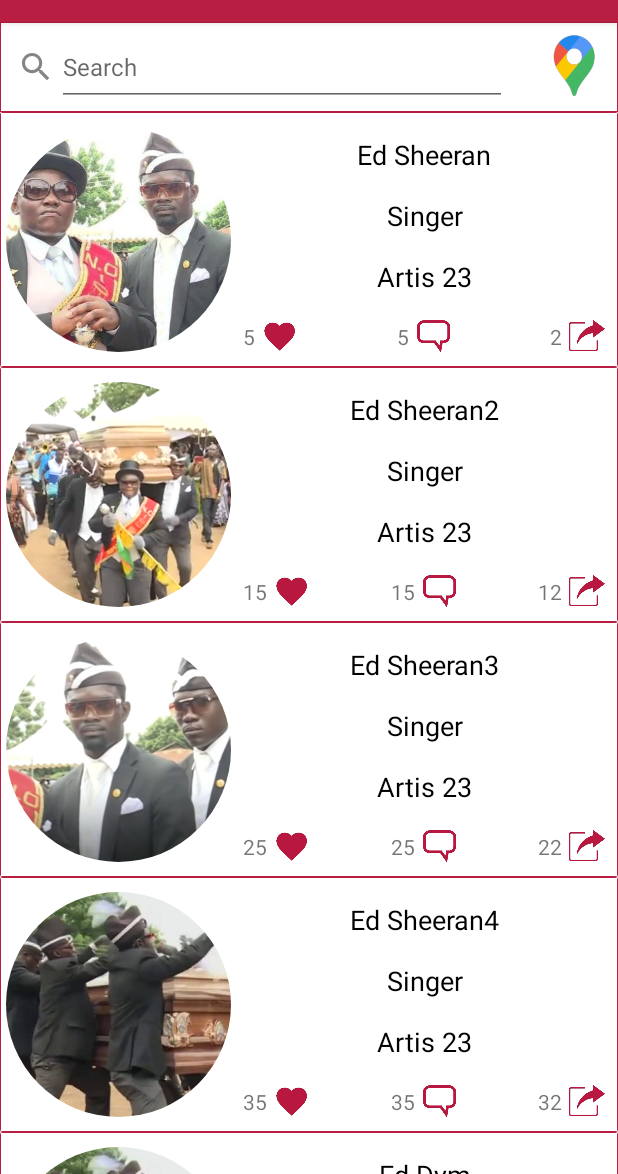
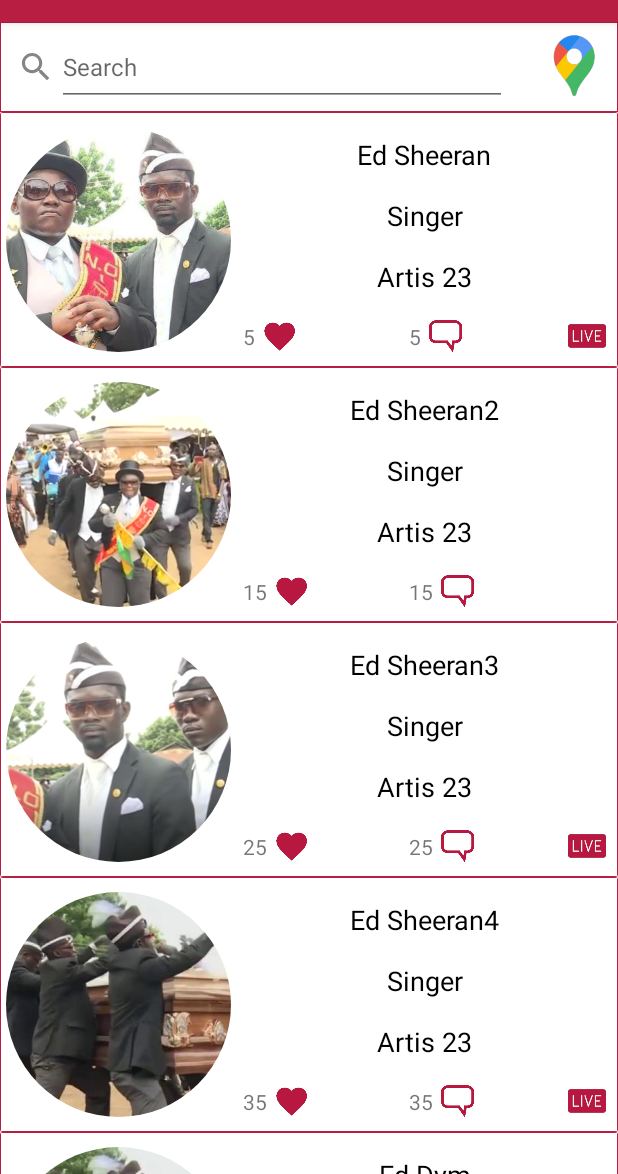
Before and after one commit to GeorgeFotopoulos/Urban-Arts, an Android app: the Feed screen opened directly, with no data from a screen before it, on a phone screen of 412 x 824 dp, the part 62-1236 px from its top. Run offline under Robolectric (Android 15) with nearby library versions, the phone set to English and light mode, and no system bars; plain views replace CircularImageView.

Commit message:
Fixed card items, live feed

```diff
--- a/app/src/main/java/com/aueb/urbanarts/Adapter.java
+++ b/app/src/main/java/com/aueb/urbanarts/Adapter.java
@@ -36,9 +36,11 @@ public class Adapter extends RecyclerView.Adapter<Adapter.myViewHolder> {
         holder.artistName.setText(mData.get(position).getArtistName());
         holder.eventType.setText(mData.get(position).getEventType());
         holder.address.setText(mData.get(position).getAddress());
-        holder.likeCount.setText(mData.get(position).getLikeCount()+"");
-        holder.commentCount.setText(mData.get(position).getCommentCount()+"");
-        holder.shareCount.setText(mData.get(position).getShareCount()+"");
+        holder.likeCount.setText(mData.get(position).getLikeCount() + "");
+        holder.commentCount.setText(mData.get(position).getCommentCount() + "");
+        if (mData.get(position).getLiveEvent()) {
+            holder.liveImage.setVisibility(View.VISIBLE);
+        }
     }
 
     @Override
@@ -47,21 +49,21 @@ public class Adapter extends RecyclerView.Adapter<Adapter.myViewHolder> {
     }
 
     public class myViewHolder extends RecyclerView.ViewHolder {
-        ImageView profilePhoto, likeImage, commentImage, shareImage;
-        TextView artistName, eventType, address, likeCount, commentCount, shareCount;
+        ImageView profilePhoto, likeImage, commentImage, shareImage, liveImage;
+        TextView artistName, eventType, address, likeCount, commentCount;
 
         public myViewHolder(View itemView) {
             super(itemView);
             profilePhoto = itemView.findViewById(R.id.profilePhoto);
             likeImage = itemView.findViewById(R.id.likeImage);
             commentImage = itemView.findViewById(R.id.commentImage);
-            shareImage = itemView.findViewById(R.id.shareImage);
+            shareImage = itemView.findViewById(R.id.liveImage);
             artistName = itemView.findViewById(R.id.artistName);
             eventType = itemView.findViewById(R.id.eventType);
             address = itemView.findViewById(R.id.address);
             likeCount = itemView.findViewById(R.id.likeCount);
             commentCount = itemView.findViewById(R.id.commentCount);
-            shareCount = itemView.findViewById(R.id.shareCount);
+            liveImage = itemView.findViewById(R.id.liveImage);
         }
     }
 }
--- a/app/src/main/java/com/aueb/urbanarts/Feed.java
+++ b/app/src/main/java/com/aueb/urbanarts/Feed.java
@@ -19,12 +19,12 @@ public class Feed extends AppCompatActivity {
         RecyclerView recyclerView = findViewById(R.id.recyclerView);
         List<item> mList = new ArrayList<>();
         Adapter adapter = new Adapter(this, mList);
-        mList.add(new item(R.drawable.artist_ex, "Ed Sheeran", "Singer", "Artis 23", 5, 5, 2));
-        mList.add(new item(R.drawable.artist_image_1, "Ed Sheeran2", "Singer", "Artis 23", 15, 15, 12));
-        mList.add(new item(R.drawable.artist_image_2, "Ed Sheeran3", "Singer", "Artis 23", 25, 25, 22));
-        mList.add(new item(R.drawable.artist_image_3, "Ed Sheeran4", "Singer", "Artis 23", 35, 35, 32));
-        mList.add(new item(R.drawable.artist_image_3, "Ed Dym", "Singer", "Artis 24", 45, 45, 42));
-        mList.add(new item(R.drawable.artist_image_3, "Pan Ntym", "Singer", "Artis 24", 55, 55, 52));
+        mList.add(new item(R.drawable.artist_ex, "Ed Sheeran", "Singer", "Artis 23", 5, 5, true));
+        mList.add(new item(R.drawable.artist_image_1, "Ed Sheeran2", "Singer", "Artis 23", 15, 15, false));
+        mList.add(new item(R.drawable.artist_image_2, "Ed Sheeran3", "Singer", "Artis 23", 25, 25, true));
+        mList.add(new item(R.drawable.artist_image_3, "Ed Sheeran4", "Singer", "Artis 23", 35, 35, true));
+        mList.add(new item(R.drawable.artist_image_3, "Ed Dym", "Singer", "Artis 24", 45, 45, false));
+        mList.add(new item(R.drawable.artist_image_3, "Pan Ntym", "Singer", "Artis 24", 55, 55, false));
 
         recyclerView.setAdapter(adapter);
         recyclerView.setLayoutManager(new LinearLayoutManager(this));
--- a/app/src/main/java/com/aueb/urbanarts/HomePage.java
+++ b/app/src/main/java/com/aueb/urbanarts/HomePage.java
@@ -32,7 +32,6 @@ public class HomePage extends AppCompatActivity {
                 @Override
                 public void onClick(View v) {
                     mAuth.signOut();
-                    // kane log out
                     Intent myIntent = new Intent(HomePage.this, HomePage.class);
                     HomePage.this.startActivity(myIntent);
                 }
@@ -56,7 +55,6 @@ public class HomePage extends AppCompatActivity {
             register.setOnClickListener(new View.OnClickListener() {
                 @Override
                 public void onClick(View v) {
-                    // Stelne me sto EditAccountActivity
                      Intent myIntent = new Intent(HomePage.this, EditAccountActivity.class);
                      startActivity(myIntent);
                 }
--- a/app/src/main/java/com/aueb/urbanarts/item.java
+++ b/app/src/main/java/com/aueb/urbanarts/item.java
@@ -1,8 +1,9 @@
 package com.aueb.urbanarts;
 
 public class item {
-    int profilePhoto, likeCount, commentCount, shareCount;
+    int profilePhoto, likeCount, commentCount;
     String artistName, eventType, address;
+    boolean liveEvent;
 
     public item() {
 
@@ -15,7 +16,7 @@ public class item {
         this.address = item.address;
         this.likeCount = item.likeCount;
         this.commentCount = item.commentCount;
-        this.shareCount = item.shareCount;
+        this.liveEvent = item.liveEvent;
     }
 
     public item(int profilePhoto, String artistName, String eventType, String address) {
@@ -25,17 +26,17 @@ public class item {
         this.address = address;
         this.likeCount = 0;
         this.commentCount = 0;
-        this.shareCount = 0;
+        this.liveEvent = true;
     }
 
-    public item(int profilePhoto, String artistName, String eventType, String address, int likeCount, int commentCount, int shareCount) {
+    public item(int profilePhoto, String artistName, String eventType, String address, int likeCount, int commentCount, boolean liveEvent) {
         this.profilePhoto = profilePhoto;
         this.artistName = artistName;
         this.eventType = eventType;
         this.address = address;
         this.likeCount = likeCount;
         this.commentCount = commentCount;
-        this.shareCount = shareCount;
+        this.liveEvent = liveEvent;
     }
 
     public int getProfilePhoto() {
@@ -62,8 +63,8 @@ public class item {
         return this.commentCount;
     }
 
-    public int getShareCount() {
-        return this.shareCount;
+    public boolean getLiveEvent() {
+        return this.liveEvent;
     }
 
     public void setProfilePhoto(int profilePhoto) {
@@ -78,8 +79,8 @@ public class item {
         this.commentCount = commentCount;
     }
 
-    public void setShareCount(int shareCount) {
-        this.shareCount = shareCount;
+    public void setLiveEvent(boolean liveEvent) {
+        this.liveEvent = liveEvent;
     }
 
     public void setArtistName(String artistName) {
--- a/app/src/main/res/layout/activity_log_in.xml
+++ b/app/src/main/res/layout/activity_log_in.xml
@@ -105,11 +105,9 @@
                 android:id="@+id/noAccount"
                 android:layout_width="wrap_content"
                 android:layout_height="wrap_content"
-                android:layout_marginStart="16dp"
-                android:layout_marginLeft="16dp"
                 android:layout_marginTop="24dp"
                 android:text="Don't have an account yet?"
-                app:layout_constraintStart_toStartOf="@+id/textInputLayout2"
+                app:layout_constraintEnd_toEndOf="@+id/signIn"
                 app:layout_constraintTop_toBottomOf="@+id/signIn" />
 
             <TextView
--- a/app/src/main/res/layout/card_item.xml
+++ b/app/src/main/res/layout/card_item.xml
@@ -94,15 +94,16 @@
                 card_view:srcCompat="@drawable/like" />
 
             <ImageView
-                android:id="@+id/shareImage"
+                android:id="@+id/liveImage"
                 android:layout_width="25dp"
                 android:layout_height="25dp"
                 android:layout_marginEnd="8dp"
                 android:layout_marginRight="8dp"
+                android:visibility="invisible"
                 app:layout_constraintBottom_toBottomOf="@+id/likeImage"
                 app:layout_constraintEnd_toEndOf="parent"
                 app:layout_constraintTop_toTopOf="@+id/likeImage"
-                card_view:srcCompat="@drawable/share" />
+                card_view:srcCompat="@drawable/live_event_yes" />
 
             <TextView
                 android:id="@+id/likeCount"
@@ -119,18 +120,8 @@
                 android:layout_width="wrap_content"
                 android:layout_height="wrap_content"
                 app:layout_constraintBottom_toBottomOf="@+id/likeCount"
-                app:layout_constraintEnd_toStartOf="@+id/shareCount"
-                app:layout_constraintStart_toEndOf="@+id/likeCount"
-                app:layout_constraintTop_toTopOf="@+id/likeCount" />
-
-            <TextView
-                android:id="@+id/shareCount"
-                android:layout_width="wrap_content"
-                android:layout_height="wrap_content"
-                android:layout_marginEnd="4dp"
-                android:layout_marginRight="4dp"
-                app:layout_constraintBottom_toBottomOf="@+id/likeCount"
-                app:layout_constraintEnd_toStartOf="@+id/shareImage"
+                app:layout_constraintEnd_toStartOf="@+id/liveImage"
+                app:layout_constraintStart_toStartOf="@+id/likeImage"
                 app:layout_constraintTop_toTopOf="@+id/likeCount" />
 
         </androidx.constraintlayout.widget.ConstraintLayout>
```
Also changed, not shown: app/src/main/res/drawable/live_event_no.png (added), app/src/main/res/drawable/live_event_yes.png (added).
